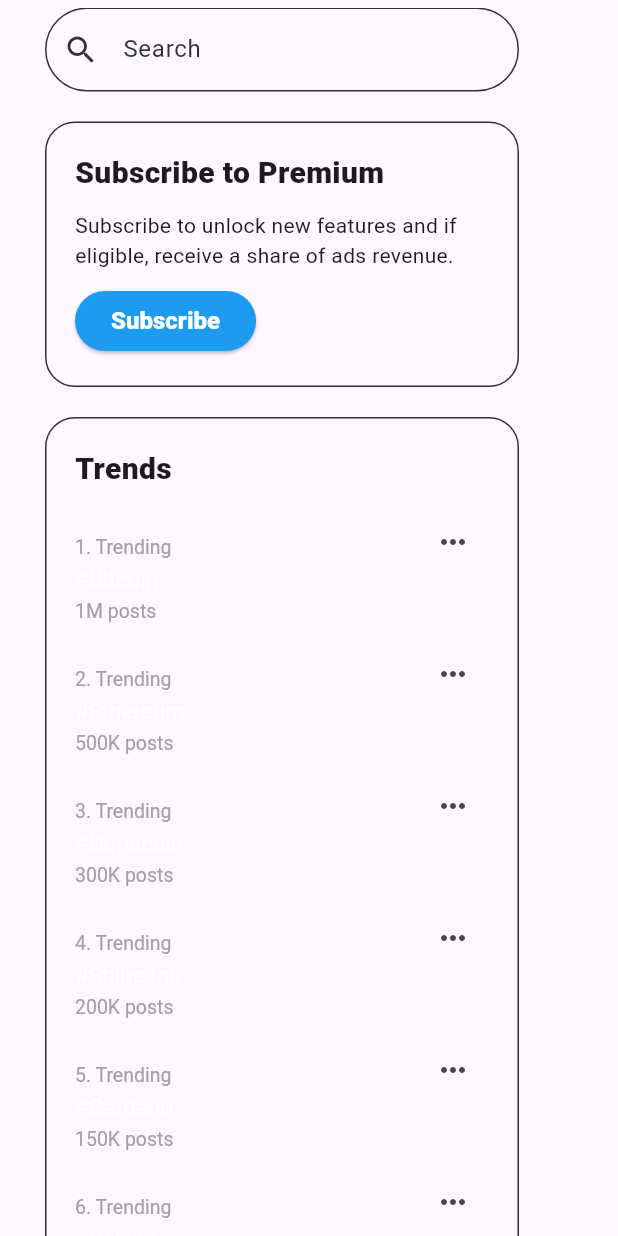
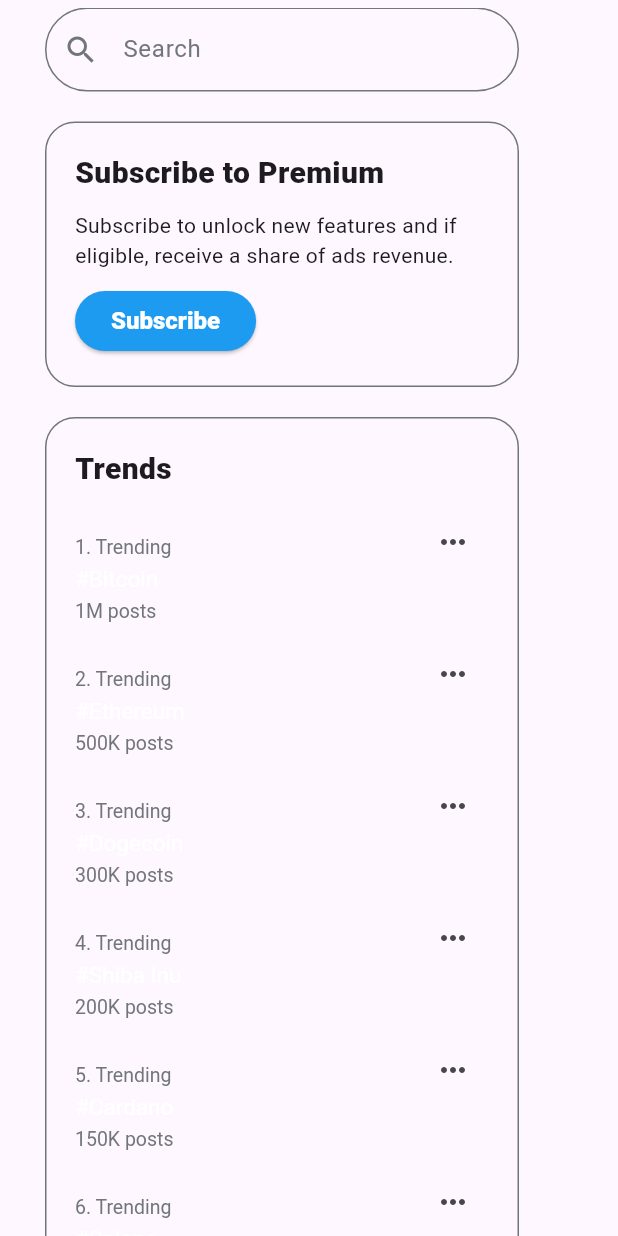
Before and after one commit to ngenovictor/twitter-clone, a Flutter app: the RightPanel widget shown alone on an empty page, opened directly, on a phone screen of 412 x 824 dp. Run offline on Flutter 3.47's test engine with Material 3 defaults, Android fonts, the phone set to English and light mode, and no system bars; our stand-ins replace font_awesome_flutter; network calls fail.

Commit message:
reuse new colors

```diff
--- a/lib/feed_panel.dart
+++ b/lib/feed_panel.dart
@@ -167,7 +167,7 @@ List<Widget> getTweetsSection(List<Tweet> tweets) {
   if (tweets.isEmpty) {
     return [
       Padding(
-          padding: EdgeInsets.all(20),
+          padding: const EdgeInsets.all(20),
           child: Center(
               child: CircularProgressIndicator(
             color: CustomColors.twitterBrightBlue,
--- a/lib/left_panel.dart
+++ b/lib/left_panel.dart
@@ -1,4 +1,5 @@
 import 'package:flutter/material.dart';
+import 'package:twitter/constants/colors.dart';
 import 'package:twitter/responsive.dart';
 
 class LeftPanel extends StatelessWidget {
@@ -35,7 +36,7 @@ class LeftPanel extends StatelessWidget {
             style: ElevatedButton.styleFrom(
                 backgroundColor: Colors.black,
                 foregroundColor: Colors.white,
-                overlayColor: const Color.fromARGB(255, 238, 238, 238),
+                overlayColor: Colors.white,
                 padding: showIconText
                     ? const EdgeInsets.all(20)
                     : const EdgeInsets.all(20)),
@@ -81,8 +82,7 @@ class LeftPanel extends StatelessWidget {
                     ElevatedButton(
                       onPressed: () {},
                       style: ElevatedButton.styleFrom(
-                          backgroundColor:
-                              const Color.fromRGBO(29, 155, 240, 1),
+                          backgroundColor: CustomColors.twitterBrightBlue,
                           foregroundColor: Colors.white, // for
                           padding: const EdgeInsets.only(
                               left: 100, top: 20, right: 100, bottom: 20)),
@@ -96,8 +96,7 @@ class LeftPanel extends StatelessWidget {
                     ElevatedButton(
                       onPressed: () {},
                       style: ElevatedButton.styleFrom(
-                          backgroundColor:
-                              const Color.fromRGBO(29, 155, 240, 1),
+                          backgroundColor: CustomColors.twitterBrightBlue,
                           foregroundColor: Colors.white, // for
                           padding: const EdgeInsets.only(top: 20, bottom: 20)),
                       child: const Icon(Icons.chat),
--- a/lib/main.dart
+++ b/lib/main.dart
@@ -33,7 +33,7 @@ class Twitter extends StatelessWidget {
         // This works for code too, not just values: Most code changes can be
         // tested with just a hot reload.
         colorScheme: ColorScheme.fromSeed(seedColor: Colors.deepPurple),
-        textTheme: TextTheme(bodySmall: TextStyle(color: Colors.white)),
+        textTheme: const TextTheme(bodySmall: TextStyle(color: Colors.white)),
         fontFamily: "Roboto",
         useMaterial3: true,
       ),
@@ -90,7 +90,7 @@ class _MyHomePageState extends State<MyHomePage> {
     // than having to individually change instances of widgets.
     return Scaffold(
         backgroundColor: Colors.black,
-        drawer: Responsive.isMobile(context) ? HomeDrawer() : null,
+        drawer: Responsive.isMobile(context) ? const HomeDrawer() : null,
         appBar: Responsive.isMobile(context)
             ? AppBar(
                 backgroundColor: Colors.black,
--- a/lib/right_panel.dart
+++ b/lib/right_panel.dart
@@ -2,11 +2,11 @@ import 'dart:convert';
 
 import 'package:flutter/material.dart';
 import 'package:twitter/api_service.dart';
+import 'package:twitter/constants/colors.dart';
 import 'package:twitter/models/trend.dart';
 import 'package:twitter/utils.dart';
 
-const BorderSide _borderSide =
-    BorderSide(color: Color.fromRGBO(47, 51, 54, 1), width: 1);
+BorderSide _borderSide = BorderSide(color: CustomColors.twitterGrey, width: 1);
 
 class TrendsPanel extends StatefulWidget {
   const TrendsPanel({super.key});
@@ -45,7 +45,7 @@ class TrendsPanelState extends State {
               onPressed: () {},
               style: TextButton.styleFrom(
                   padding: const EdgeInsets.only(top: 20),
-                  foregroundColor: const Color.fromRGBO(161, 161, 161, 1.0),
+                  foregroundColor: CustomColors.twitterGrey,
                   textStyle: const TextStyle(fontSize: 13)),
               child: Column(
                 crossAxisAlignment: CrossAxisAlignment.start,
@@ -54,18 +54,19 @@ class TrendsPanelState extends State {
                   const SizedBox(height: 5),
                   Text(
                     "#${trend.topic}",
-                    style: TextStyle(color: Colors.white, fontSize: 15),
+                    style: const TextStyle(color: Colors.white, fontSize: 15),
                   ),
                   const SizedBox(height: 5),
                   Text("${getCountSummaryText(trend.tweets)} posts"),
                 ],
               ),
             ),
-            IconButton(onPressed: () {}, icon: Icon(Icons.more_horiz_outlined))
+            IconButton(
+                onPressed: () {}, icon: const Icon(Icons.more_horiz_outlined))
           ],
         ),
       );
-      trendsWidgets.add(SizedBox(height: 10));
+      trendsWidgets.add(const SizedBox(height: 10));
     }
     return SizedBox(
       child: Column(children: trendsWidgets),
@@ -88,32 +89,30 @@ class RightPanel extends StatelessWidget {
               style: const TextStyle(color: Colors.white),
               decoration: InputDecoration(
                 hintText: "Search",
-                hintStyle:
-                    const TextStyle(color: Color.fromRGBO(47, 51, 54, 1)),
+                hintStyle: TextStyle(color: CustomColors.twitterGrey),
                 prefixIcon: Icon(Icons.search, color:
                     WidgetStateColor.resolveWith((Set<WidgetState> states) {
                   // TODO: not working
                   return states.contains(WidgetState.focused)
-                      ? const Color.fromRGBO(29, 155, 240, 1)
-                      : const Color.fromRGBO(47, 51, 54, 1);
+                      ? CustomColors.twitterBrightBlue
+                      : CustomColors.twitterGrey;
                 })),
-                border: const OutlineInputBorder(
+                border: OutlineInputBorder(
                     borderSide: _borderSide,
-                    borderRadius: BorderRadius.all(Radius.circular(50))),
-                enabledBorder: const OutlineInputBorder(
+                    borderRadius: const BorderRadius.all(Radius.circular(50))),
+                enabledBorder: OutlineInputBorder(
                     borderSide: _borderSide,
-                    borderRadius: BorderRadius.all(Radius.circular(50))),
+                    borderRadius: const BorderRadius.all(Radius.circular(50))),
                 focusedBorder: OutlineInputBorder(
                     borderSide: _borderSide.copyWith(
-                        color: const Color.fromRGBO(29, 155, 240, 1)),
+                        color: CustomColors.twitterBrightBlue),
                     borderRadius: const BorderRadius.all(Radius.circular(50))),
               ),
             ),
             const SizedBox(height: 20),
             DecoratedBox(
               decoration: BoxDecoration(
-                  border: Border.all(
-                      color: const Color.fromRGBO(47, 51, 54, 1), width: 1),
+                  border: Border.all(color: CustomColors.twitterGrey, width: 1),
                   borderRadius: BorderRadius.circular(20)),
               child: Padding(
                   padding: const EdgeInsets.all(20),
@@ -133,8 +132,7 @@ class RightPanel extends StatelessWidget {
                               textStyle: const TextStyle(
                                   fontWeight: FontWeight.w900, fontSize: 16),
                               foregroundColor: Colors.white,
-                              backgroundColor:
-                                  const Color.fromRGBO(29, 155, 240, 1)),
+                              backgroundColor: CustomColors.twitterBrightBlue),
                           child: const Text("Subscribe"),
                         ),
                       ])),
@@ -142,8 +140,7 @@ class RightPanel extends StatelessWidget {
             const SizedBox(height: 20),
             DecoratedBox(
               decoration: BoxDecoration(
-                  border: Border.all(
-                      color: const Color.fromRGBO(47, 51, 54, 1), width: 1),
+                  border: Border.all(color: CustomColors.twitterGrey, width: 1),
                   borderRadius: BorderRadius.circular(20)),
               child: const Padding(
                   padding: EdgeInsets.all(20),
```
